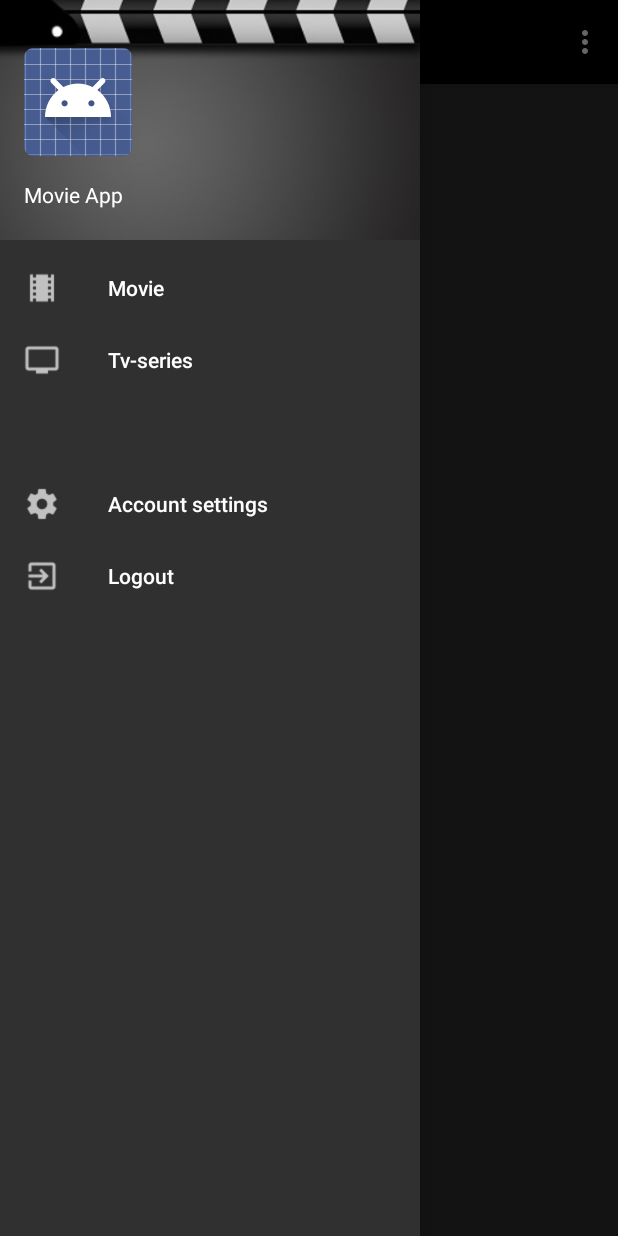
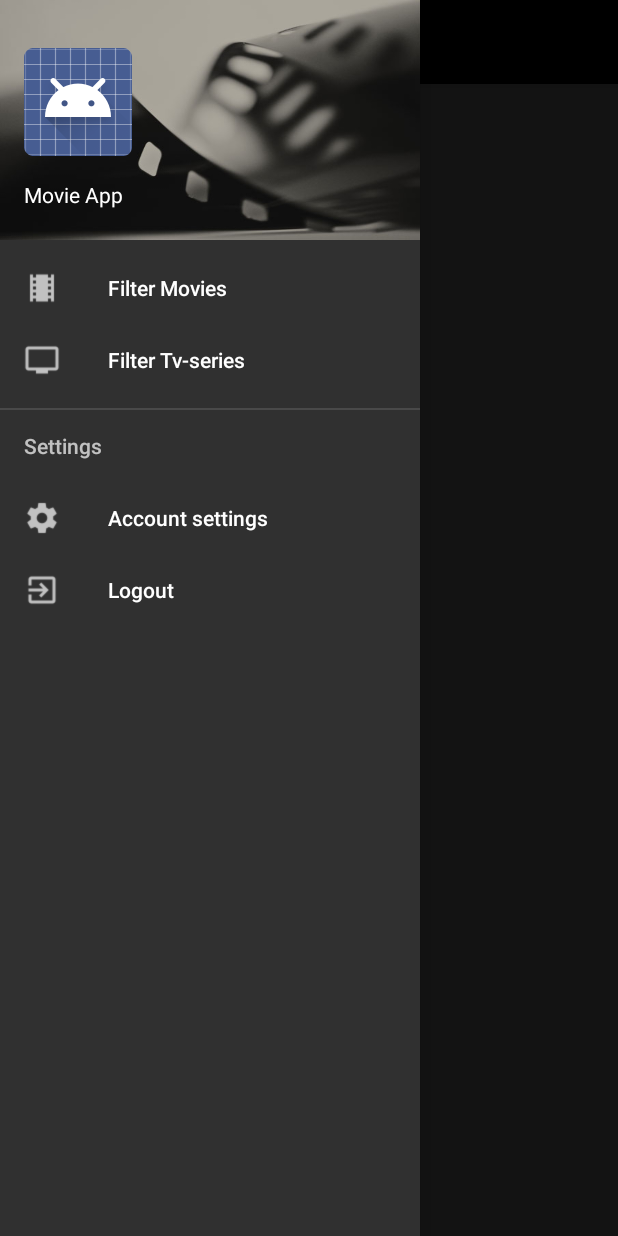
Before and after one commit to gustavlorup/MovieApp, an Android app: the MenuActivity screen opened directly, with no data from a screen before it, with the side drawer open, on a phone screen of 412 x 824 dp. Run offline under Robolectric (Android 15) with nearby library versions, the phone set to English and light mode, and no system bars.

Commit message:
snyggat till design

```diff
--- a/app/src/main/java/tig167/movieapp/MenuActivity.java
+++ b/app/src/main/java/tig167/movieapp/MenuActivity.java
@@ -1,5 +1,6 @@
 package tig167.movieapp;
 
+import android.net.Uri;
 import android.os.Bundle;
 import android.support.design.widget.FloatingActionButton;
 import android.support.design.widget.Snackbar;
@@ -12,9 +13,13 @@ import android.support.v7.app.AppCompatActivity;
 import android.support.v7.widget.Toolbar;
 import android.view.Menu;
 import android.view.MenuItem;
+import android.widget.Button;
+import android.widget.MediaController;
+import android.widget.VideoView;
 
 public class MenuActivity extends AppCompatActivity
         implements NavigationView.OnNavigationItemSelectedListener {
+
 
     @Override
     protected void onCreate(Bundle savedInstanceState) {
@@ -22,6 +27,9 @@ public class MenuActivity extends AppCompatActivity
         setContentView(R.layout.activity_menu);
         Toolbar toolbar = (Toolbar) findViewById(R.id.toolbar);
         setSupportActionBar(toolbar);
+
+
+
 
 
         DrawerLayout drawer = (DrawerLayout) findViewById(R.id.drawer_layout);
@@ -32,6 +40,8 @@ public class MenuActivity extends AppCompatActivity
 
         NavigationView navigationView = (NavigationView) findViewById(R.id.nav_view);
         navigationView.setNavigationItemSelectedListener(this);
+
+
     }
 
 
@@ -45,27 +55,8 @@ public class MenuActivity extends AppCompatActivity
         }
     }
 
-    @Override
-    public boolean onCreateOptionsMenu(Menu menu) {
-        // Inflate the menu; this adds items to the action bar if it is present.
-        getMenuInflater().inflate(R.menu.menu, menu);
-        return true;
-    }
 
-    @Override
-    public boolean onOptionsItemSelected(MenuItem item) {
-        // Handle action bar item clicks here. The action bar will
-        // automatically handle clicks on the Home/Up button, so long
-        // as you specify a parent activity in AndroidManifest.xml.
-        int id = item.getItemId();
 
-        //noinspection SimplifiableIfStatement
-        if (id == R.id.action_settings) {
-            return true;
-        }
-
-        return super.onOptionsItemSelected(item);
-    }
 
 
 
--- a/app/src/main/res/layout/app_bar_menu.xml
+++ b/app/src/main/res/layout/app_bar_menu.xml
@@ -24,5 +24,4 @@
     <include layout="@layout/content_menu" />
 
 
-
 </android.support.design.widget.CoordinatorLayout>
--- a/app/src/main/res/menu/activity_menu_drawer.xml
+++ b/app/src/main/res/menu/activity_menu_drawer.xml
@@ -1,23 +1,21 @@
 <?xml version="1.0" encoding="utf-8"?>
 <menu xmlns:android="http://schemas.android.com/apk/res/android">
 
-    <group android:checkableBehavior="single">
+    <group>
         <item
             android:id="@+id/nav_movie"
             android:icon="@drawable/movie_icon"
-            android:title="Movie" />
+            android:title="Filter Movies" />
         <item
             android:id="@+id/nav_tv"
             android:icon="@drawable/tv_icon"
-            android:title="Tv-series" />
+            android:title="Filter Tv-series" />
 
     </group>
 
 
-
-    <item android:title=""></item>
-
-    <group android:checkableBehavior="single">
+    <item android:title="Settings">
+    <menu>
 
          <item
                 android:id="@+id/nav_settings"
@@ -27,7 +25,8 @@
                 android:id="@+id/nav_logout"
                 android:icon="@drawable/movie_logout"
                 android:title="Logout" />
+    </menu>
+    </item>
 
-    </group>
 
 </menu>
--- a/app/src/main/res/menu/menu.xml
+++ /dev/null
@@ -1,9 +0,0 @@
-<?xml version="1.0" encoding="utf-8"?>
-<menu xmlns:android="http://schemas.android.com/apk/res/android"
-    xmlns:app="http://schemas.android.com/apk/res-auto">
-    <item
-        android:id="@+id/action_settings"
-        android:orderInCategory="100"
-        android:title="@string/action_settings"
-        app:showAsAction="never" />
-</menu>
```
Also changed, not shown: app/src/main/AndroidManifest.xml (+8 -3 lines), app/src/main/res/drawable/movie_backround.jpg, 2 other files.
